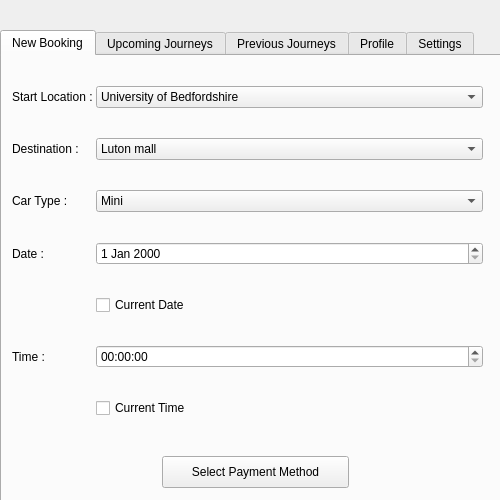
First picture: the form in UI/UserScreen.ui, repository 1412kauti/ProjectHurricane, before the edit.
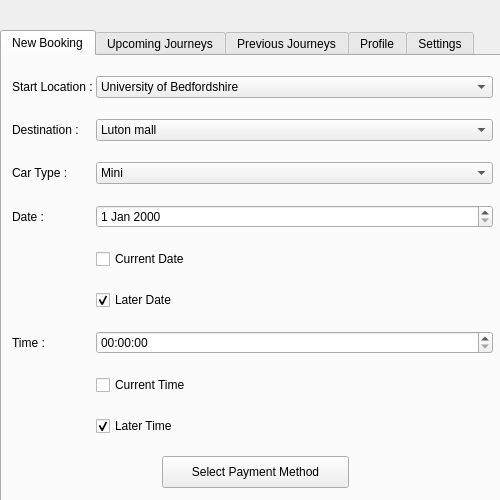
Second picture: the form after the edit.

Diff of the .ui file:
```diff
--- a/UI/UserScreen.ui
+++ b/UI/UserScreen.ui
@@ -45,9 +45,9 @@
      <property name="geometry">
       <rect>
        <x>10</x>
-       <y>10</y>
-       <width>471</width>
-       <height>381</height>
+       <y>0</y>
+       <width>481</width>
+       <height>447</height>
       </rect>
      </property>
      <layout class="QFormLayout" name="formLayout">
@@ -55,7 +55,7 @@
        <number>0</number>
       </property>
       <property name="verticalSpacing">
-       <number>30</number>
+       <number>21</number>
       </property>
       <property name="topMargin">
        <number>20</number>
@@ -278,30 +278,53 @@
       <item row="3" column="1">
        <widget class="QDateEdit" name="dateEdit"/>
       </item>
-      <item row="5" column="0">
-       <widget class="QLabel" name="label_5">
-        <property name="text">
-         <string>Time : </string>
-        </property>
-       </widget>
-      </item>
-      <item row="5" column="1">
-       <widget class="QTimeEdit" name="timeEdit"/>
-      </item>
       <item row="4" column="1">
        <widget class="QCheckBox" name="CurrentDate_CheckBox">
         <property name="text">
          <string>Current Date</string>
         </property>
+        <property name="checked">
+         <bool>false</bool>
+        </property>
+       </widget>
+      </item>
+      <item row="6" column="0">
+       <widget class="QLabel" name="label_5">
+        <property name="text">
+         <string>Time : </string>
+        </property>
        </widget>
       </item>
       <item row="6" column="1">
+       <widget class="QTimeEdit" name="timeEdit"/>
+      </item>
+      <item row="7" column="1">
        <widget class="QCheckBox" name="CurrentTime_CheckBox">
         <property name="text">
          <string>Current Time</string>
         </property>
        </widget>
       </item>
+      <item row="8" column="1">
+       <widget class="QCheckBox" name="LaterTime_CheckBox">
+        <property name="text">
+         <string>Later Time</string>
+        </property>
+        <property name="checked">
+         <bool>true</bool>
+        </property>
+       </widget>
+      </item>
+      <item row="5" column="1">
+       <widget class="QCheckBox" name="LaterDate_CheckBox">
+        <property name="text">
+         <string>Later Date</string>
+        </property>
+        <property name="checked">
+         <bool>true</bool>
+        </property>
+       </widget>
+      </item>
      </layout>
     </widget>
     <widget class="QWidget" name="verticalLayoutWidget">
```
